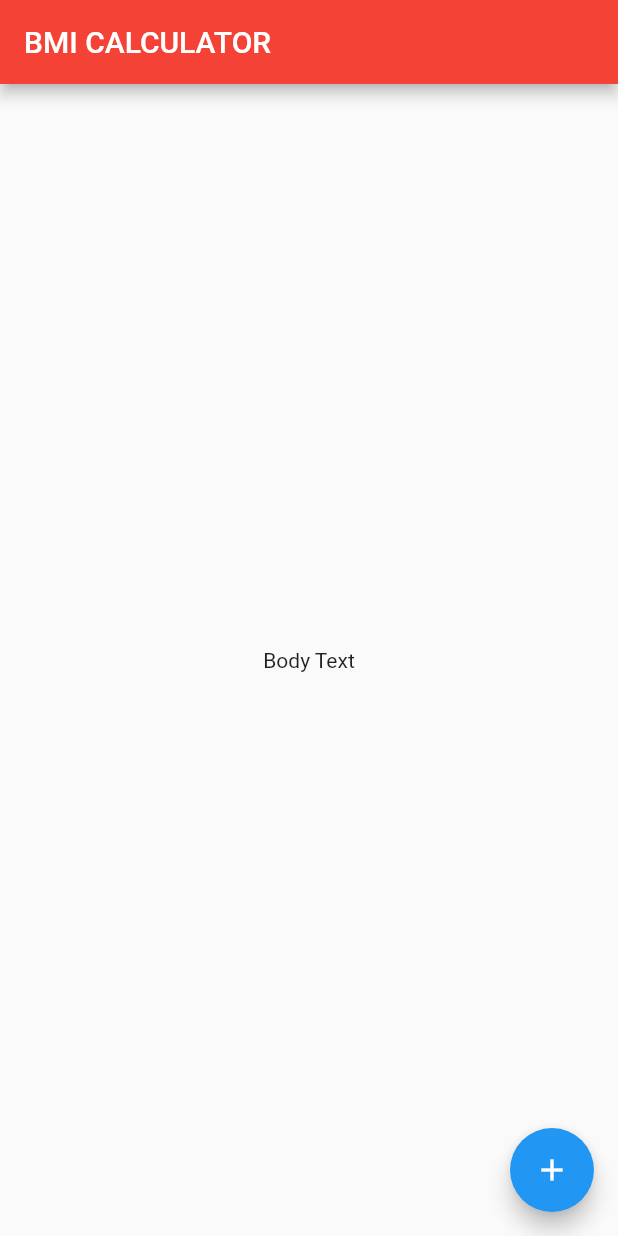
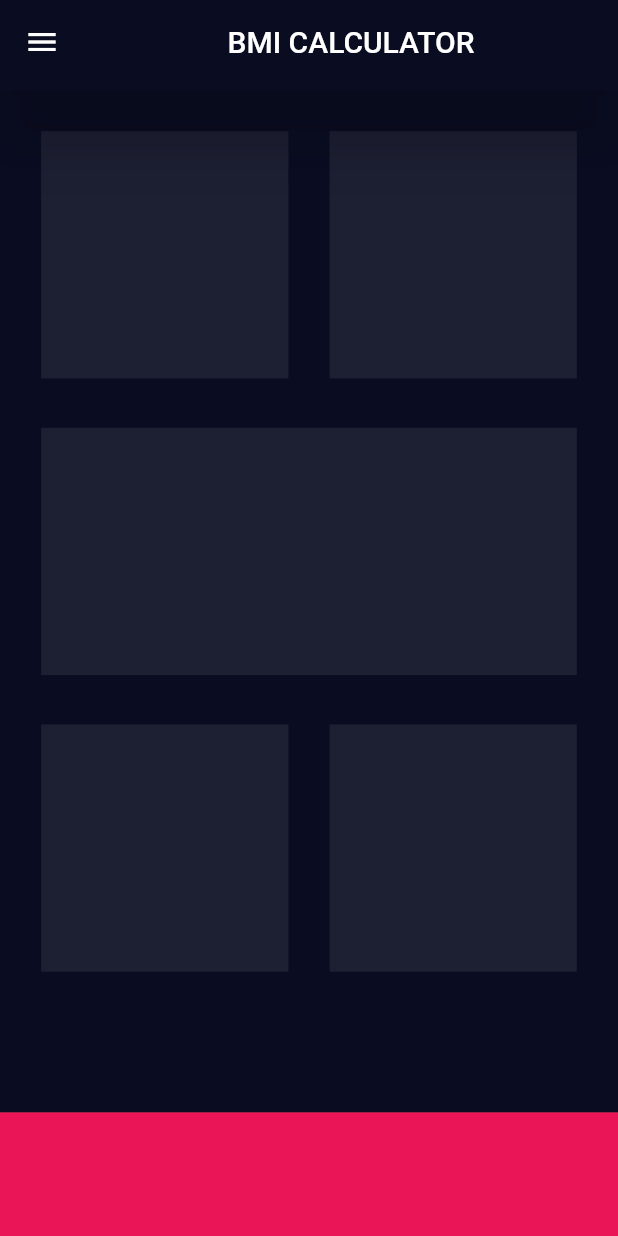
Before and after one commit to gauravxdhingra/BMI-Calc-App-Flutter, a Flutter app: the screen it shows after launch, on a phone screen of 412 x 824 dp. Run offline on Flutter 3.47's test engine with Material 2 defaults, Android fonts, the phone set to English and light mode, and no system bars.

Commit message:
Built Layout

```diff
--- a/lib/main.dart
+++ b/lib/main.dart
@@ -1,4 +1,5 @@
 import 'package:flutter/material.dart';
+import './screens/input_page.dart';
 
 void main() => runApp(BMICalculator());
 
@@ -6,33 +7,16 @@ class BMICalculator extends StatelessWidget {
   @override
   Widget build(BuildContext context) {
     return MaterialApp(
-      theme: ThemeData(
-        primaryColor: Colors.red,
+      theme: ThemeData.dark().copyWith(
+        primaryColor: Color(0xFF0A0D22),
+        scaffoldBackgroundColor: Color(0xFF0A0D22),
+        textTheme: TextTheme(
+          body1: TextStyle(
+            color: Colors.white,
+          ),
+        ),
       ),
       home: InputPage(),
     );
   }
 }
-
-class InputPage extends StatefulWidget {
-  @override
-  _InputPageState createState() => _InputPageState();
-}
-
-class _InputPageState extends State<InputPage> {
-  @override
-  Widget build(BuildContext context) {
-    return Scaffold(
-      appBar: AppBar(
-        title: Text('BMI CALCULATOR'),
-      ),
-      body: Center(
-        child: Text('Body Text'),
-      ),
-      floatingActionButton: FloatingActionButton(
-        child: Icon(Icons.add),
-        onPressed: null,
-      ),
-    );
-  }
-}
--- /dev/null
+++ b/lib/screens/input_page.dart
@@ -0,0 +1,84 @@
+import 'package:flutter/material.dart';
+
+class InputPage extends StatefulWidget {
+  @override
+  _InputPageState createState() => _InputPageState();
+}
+
+class _InputPageState extends State<InputPage> {
+  @override
+  Widget build(BuildContext context) {
+    final mediaq = MediaQuery.of(context);
+    return Scaffold(
+      appBar: PreferredSize(
+        preferredSize: Size.fromHeight(60),
+        child: AppBar(
+          title: Align(
+            alignment: Alignment.center,
+            child: Text(
+              'BMI CALCULATOR',
+            ),
+          ),
+          elevation: 20,
+        ),
+      ),
+      drawer: Drawer(),
+      body: Container(
+        padding: EdgeInsets.all(mediaq.size.width / 15),
+        child: Column(
+          children: <Widget>[
+            Row(
+              mainAxisAlignment: MainAxisAlignment.spaceBetween,
+              children: <Widget>[
+                Container(
+                  height: mediaq.size.height / 5,
+                  width: mediaq.size.width / 2.5,
+                  color: Color(0xFF1D1F33),
+                ),
+                Container(
+                  height: mediaq.size.height / 5,
+                  width: mediaq.size.width / 2.5,
+                  color: Color(0xFF1D1F33),
+                ),
+              ],
+            ),
+            SizedBox(
+              height: mediaq.size.height / 25,
+            ),
+            Container(
+              height: mediaq.size.height / 5,
+              width: double.infinity,
+              color: Color(0xFF1D1F33),
+            ),
+            SizedBox(
+              height: mediaq.size.height / 25,
+            ),
+            Row(
+              mainAxisAlignment: MainAxisAlignment.spaceBetween,
+              children: <Widget>[
+                Container(
+                  height: mediaq.size.height / 5,
+                  width: mediaq.size.width / 2.5,
+                  color: Color(0xFF1D1F33),
+                ),
+                Container(
+                  height: mediaq.size.height / 5,
+                  width: mediaq.size.width / 2.5,
+                  color: Color(0xFF1D1F33),
+                ),
+              ],
+            ),
+          ],
+        ),
+      ),
+      bottomNavigationBar: BottomAppBar(
+        child: Container(
+          alignment: Alignment.bottomCenter,
+          height: mediaq.size.height / 10,
+          width: double.infinity,
+          color: Color(0xFFEA1556),
+        ),
+      ),
+    );
+  }
+}
```
